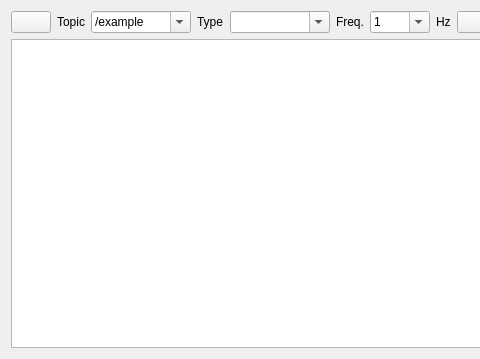
Old version of the form rqt/rqt_publisher/src/rqt_publisher/Publisher.ui in the repository ros-visualization/rqt; both pictures show x 0 to 480 and y 0 to 359 of the 689 by 359 pixel window.
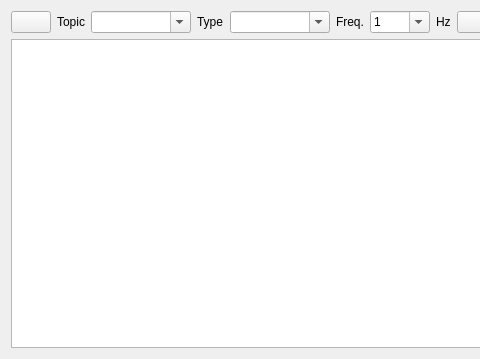
New version of the form. Custom widgets are drawn as their Qt base class.

Commit message: moved update of publisher plugin comboboxes into worker thread

```diff
--- a/rqt/rqt_publisher/src/rqt_publisher/Publisher.ui
+++ b/rqt/rqt_publisher/src/rqt_publisher/Publisher.ui
@@ -62,11 +62,6 @@
        <property name="sizeAdjustPolicy">
         <enum>QComboBox::AdjustToMinimumContentsLength</enum>
        </property>
-       <item>
-        <property name="text">
-         <string>/example</string>
-        </property>
-       </item>
       </widget>
      </item>
      <item>
```
The commit also changes 2 other files.
